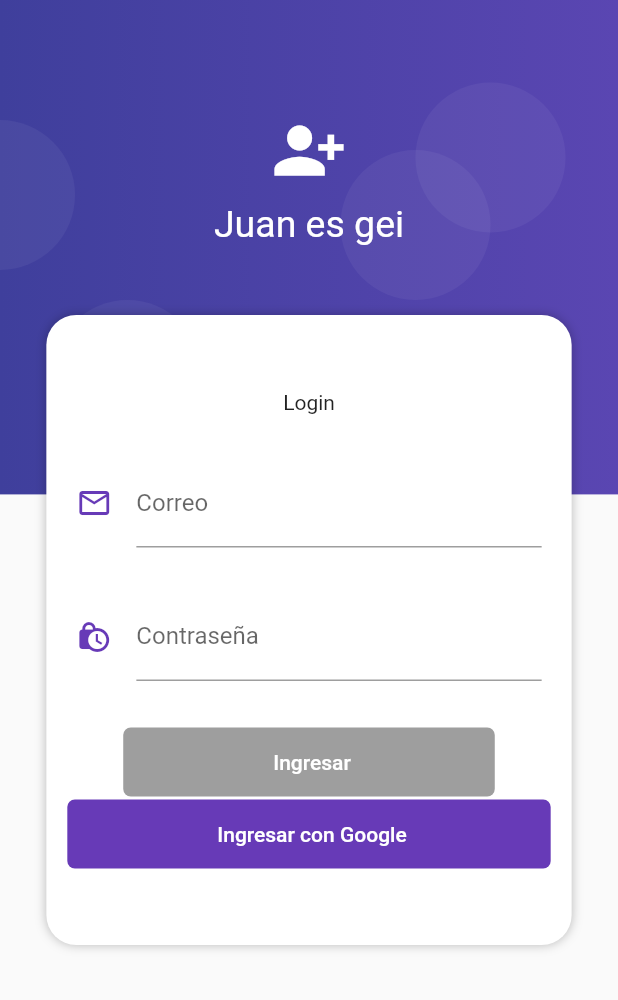
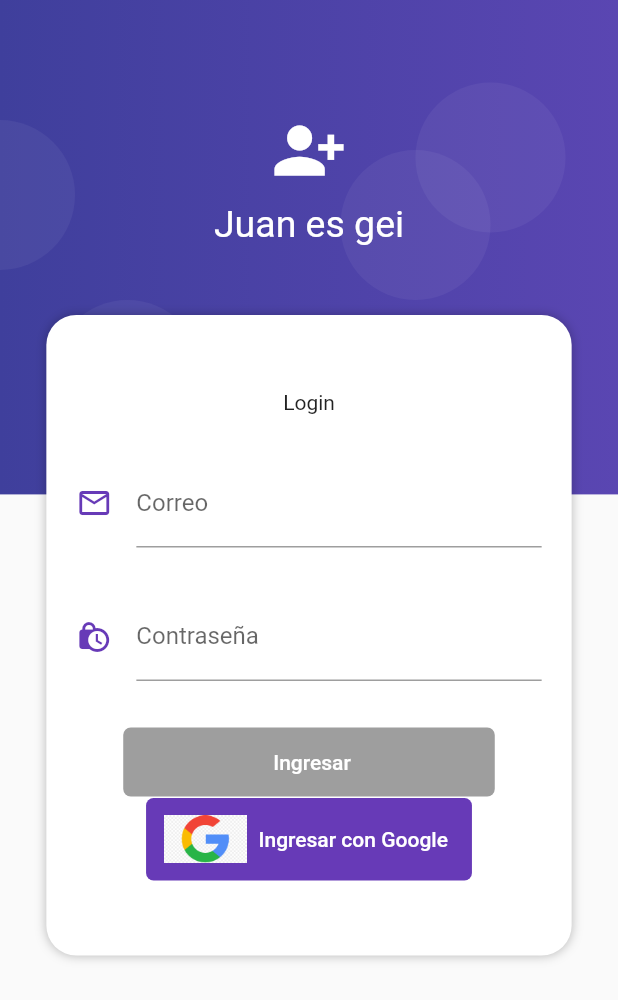
Before and after one commit to XzzIsor/bloc_pattern, a Flutter app: the screen it shows after launch, after a tap on "Ingresar con Google", on a phone screen of 412 x 824 dp. Shown: the top 1000 px of the screen. Run offline on Flutter 3.47's test engine with Material 2 defaults, Android fonts, the phone set to English and light mode, and no system bars; our stand-ins replace firebase_auth, firebase_core, google_sign_in, rxdart; accounts and stored records are empty.

```diff
--- a/lib/main.dart
+++ b/lib/main.dart
@@ -4,7 +4,11 @@ import 'package:bloc_pattern/src/screens/HomeScreen.dart';
 import 'package:bloc_pattern/src/blocks/LoginProvider.dart';
 import 'package:bloc_pattern/src/screens/LoginScreen.dart';
 
-void main() => runApp(MyApp());
+void main() async {
+  WidgetsFlutterBinding.ensureInitialized();
+
+  runApp(MyApp());
+}
 
 class MyApp extends StatelessWidget {
   @override
@@ -12,11 +16,11 @@ class MyApp extends StatelessWidget {
     return LoginProvider(
       child: MaterialApp(
         debugShowCheckedModeBanner: false,
-        title: 'Titulo uwu',
+        title: 'juan es gei',
         initialRoute: 'login',
         routes: {
-          '/' : (BuildContext context) => HomeScreen(),
-          'login' :   (BuildContext context) => LoginScreen()
+          '/': (BuildContext context) => HomeScreen(),
+          'login': (BuildContext context) => LoginScreen()
         },
         theme: ThemeData(primaryColor: Colors.deepPurple),
       ),
--- a/lib/src/Widgets/CustomButton.dart
+++ b/lib/src/Widgets/CustomButton.dart
@@ -9,17 +9,17 @@ class CustomButton extends StatelessWidget {
   @override
   Widget build(BuildContext context) {
     return RaisedButton.icon(
+
       icon:  image != null ? Container(
+              width: 55.0,
+              height: 55.0,
               decoration: BoxDecoration(
                   image:
-                      DecorationImage(image: AssetImage(image)))) : Container(),
-
-
+                      DecorationImage(image: AssetImage(image), fit: BoxFit.contain))) : Container(),
       label:  Container(
-            padding: EdgeInsets.symmetric(horizontal: 80, vertical: 15),
+            padding: EdgeInsets.symmetric(horizontal: image==null?  80 : 0, vertical: 15),
             child: Text(text),
       ),
-
 
       shape: RoundedRectangleBorder(
         borderRadius: BorderRadius.circular(5.0),
--- a/lib/src/Widgets/Form/CustomForm.dart
+++ b/lib/src/Widgets/Form/CustomForm.dart
@@ -1,6 +1,7 @@
 import 'package:flutter/material.dart';
 
 import 'package:bloc_pattern/src/blocks/LoginBlock.dart';
+import 'package:bloc_pattern/src/blocks/SignInWithGoogle.dart';
 import 'package:bloc_pattern/src/blocks/LoginProvider.dart';
 
 import '../CustomButton.dart';
@@ -38,16 +39,18 @@ Widget customButton(LoginBlock bloc) => StreamBuilder(
         return CustomButton(
           onTap: snapshot.hasData ? () {} : null,
           text: "Ingresar",
-          image: "assets/Google.jpg",
         );
       },
     );
 
 Widget logInWithGoogle() => CustomButton(
-
-      onTap: (){},
+      onTap: () {
+        SignInWithGoogle signIn = new SignInWithGoogle();
+        signIn.signInWithGoogle();
+      },
       text: "Ingresar con Google",
-);
+      image: "assets/Google.jpg",
+    );
 
 Widget emailStreamBuilder(LoginBlock bloc) => StreamBuilder(
       stream: bloc.emailStream,
--- a/lib/src/blocks/LoginBlock.dart
+++ b/lib/src/blocks/LoginBlock.dart
@@ -1,4 +1,5 @@
 import 'dart:async';
+
 import 'package:rxdart/rxdart.dart';
 import 'Validator.dart';
 
@@ -21,4 +22,5 @@ class LoginBlock with Validator {
     _emailController.close();
     _passwordController.close();
   }
+
 }
--- /dev/null
+++ b/lib/src/blocks/SignInWithGoogle.dart
@@ -0,0 +1,47 @@
+import 'package:firebase_auth/firebase_auth.dart';
+import 'package:firebase_core/firebase_core.dart';
+import 'package:google_sign_in/google_sign_in.dart';
+
+import "../blocks/LoginBlock.dart";
+
+class SignInWithGoogle {
+  final FirebaseAuth _auth = FirebaseAuth.instance;
+  final GoogleSignIn googleSignIn = GoogleSignIn();
+  final LoginBlock loginBlock = LoginBlock();
+
+  Future<String> signInWithGoogle() async {
+
+    await Firebase.initializeApp();
+
+    final GoogleSignInAccount googleSignInAccount = await googleSignIn.signIn();
+
+
+    final GoogleSignInAuthentication googleSignInAuthentication =
+        await googleSignInAccount.authentication;
+
+    final AuthCredential credential = GoogleAuthProvider.credential(
+      accessToken: googleSignInAuthentication.accessToken,
+      idToken: googleSignInAuthentication.idToken,
+    );
+
+    final UserCredential authResult =
+        await _auth.signInWithCredential(credential);
+    final User user = authResult.user;
+    if (user != null) {
+      assert(!user.isAnonymous);
+      assert(await user.getIdToken() != null);
+      final User currentUser = _auth.currentUser;
+      loginBlock.changeEmail(user.email);
+      loginBlock.changePassword("Entro con google");
+      assert(user.uid == currentUser.uid);
+      print('signInWithGoogle succeeded: $user');
+      return '$user';
+    }
+    return null;
+  }
+
+  Future<void> signOutGoogle() async {
+    await googleSignIn.signOut();
+    print("User Signed Out");
+  }
+}
--- a/lib/src/blocks/Validator.dart
+++ b/lib/src/blocks/Validator.dart
@@ -1,29 +1,27 @@
 import 'dart:async';
 
 class Validator {
-
-  StreamTransformer validatePassword = StreamTransformer<String, String>.fromHandlers(
-
-    handleData: (password, sink){
-      if(password.length < 6){
+  StreamTransformer validatePassword =
+      StreamTransformer<String, String>.fromHandlers(
+          handleData: (password, sink) {
+    if (password.length < 6) {
       sink.addError("la contraseña debe tener mas de 6 caracteres");
-      }else{
+    } else {
       sink.add(password);
     }
-    }
-  );
+  });
 
-  StreamTransformer validateEmail = StreamTransformer<String, String>.fromHandlers(
-    handleData: ( email, sink){
-      Pattern pattern = r'^(([^<>()[\]\\.,;:\s@\"]+(\.[^<>()[\]\\.,;:\s@\"]+)*)|(\".+\"))@((\[[0-9]{1,3}\.[0-9]{1,3}\.[0-9]{1,3}\.[0-9]{1,3}\])|(([a-zA-Z\-0-9]+\.)+[a-zA-Z]{2,}))$';
+  StreamTransformer validateEmail =
+      StreamTransformer<String, String>.fromHandlers(handleData: (email, sink) {
+    Pattern pattern =
+        r'^(([^<>()[\]\\.,;:\s@\"]+(\.[^<>()[\]\\.,;:\s@\"]+)*)|(\".+\"))@((\[[0-9]{1,3}\.[0-9]{1,3}\.[0-9]{1,3}\.[0-9]{1,3}\])|(([a-zA-Z\-0-9]+\.)+[a-zA-Z]{2,}))$';
     RegExp regExp = RegExp(pattern);
 
-      if(regExp.hasMatch(email)){
+    if (regExp.hasMatch(email)) {
       sink.add(email);
-      }else{
+    } else {
       sink.addError('Ingrese un correo valido');
     }
-
+    print("SI LLEGO AQUI");
+  });
 }
-  );
-}
```
Also changed, not shown: pubspec.yaml (+4 -3 lines), assets/Google.jpg, pubspec.lock. Lines whose indentation alone changed are shown as unchanged.
